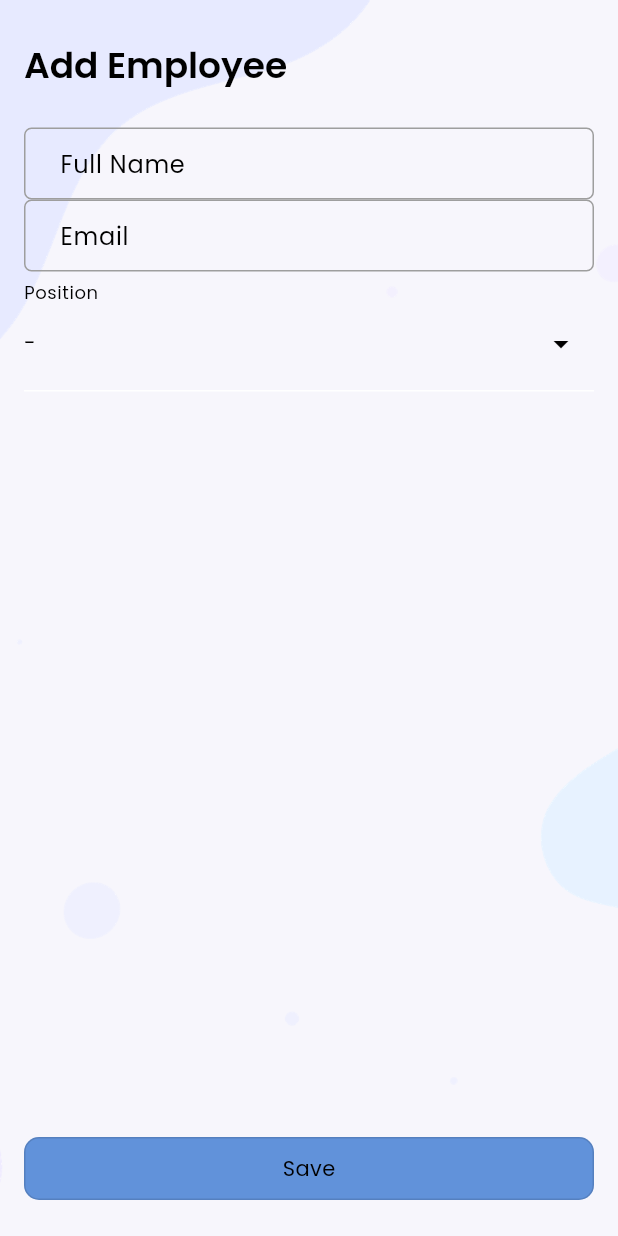
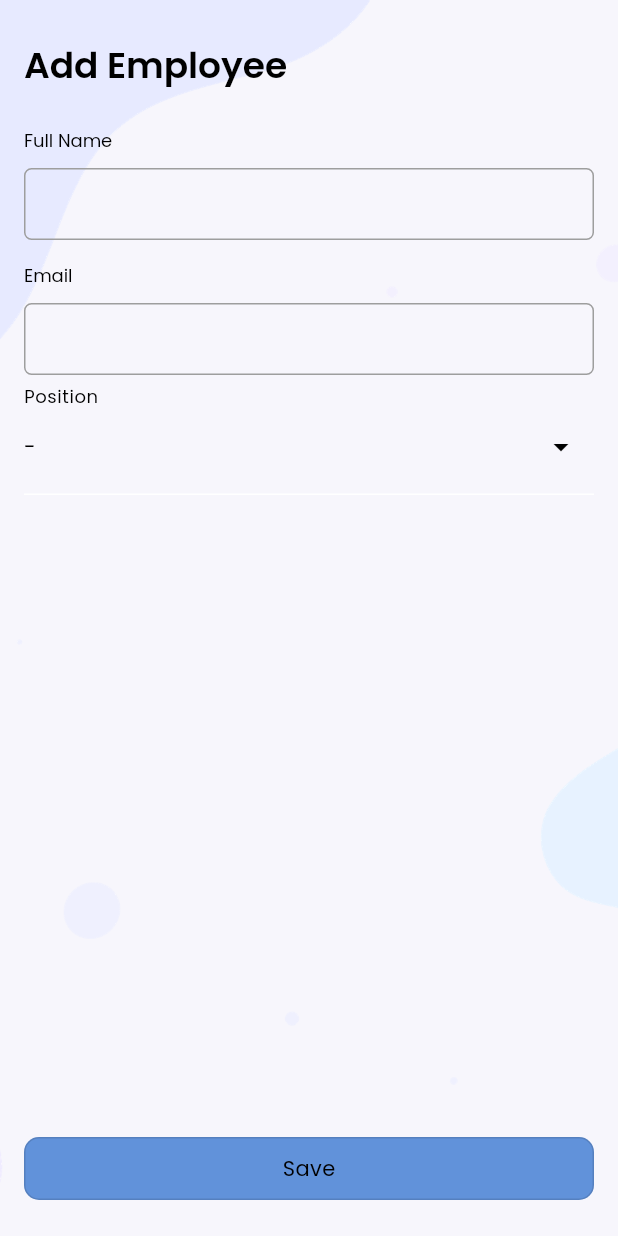
Before and after one commit to Madd-G/SmaTrackZ, a Flutter app: the AddEmployeeScreen screen opened by its route, on a phone screen of 412 x 824 dp. Run offline on Flutter 3.47's test engine with Material 2 defaults, Android fonts, the phone set to English and light mode, and no system bars; our stand-ins replace cloud_firestore, dartz, dio, equatable, firebase_auth, firebase_core and 12 more; accounts and stored records are empty; statements that could not run were skipped; project files that could hold a hidden picture were left out.

Commit message:
style: Enhance Add Employee Screen layout

```diff
--- a/lib/src/modules/hrd/employees/presentation/views/add_employee_screen.dart
+++ b/lib/src/modules/hrd/employees/presentation/views/add_employee_screen.dart
@@ -66,15 +66,23 @@ class _AddEmployeeScreenState extends State<AddEmployeeScreen> {
                     Form(
                       key: formKey,
                       child: Column(
+                        crossAxisAlignment: CrossAxisAlignment.start,
                         children: [
+                          const Text('Full Name',
+                              style: CustomTextStyle.textRegular),
+                          const SizedBox(height: 10.0),
                           CustomTextField(
                             controller: fullNameController,
-                            hintText: 'Full Name',
+                            // hintText: 'Full Name',
                             keyboardType: TextInputType.name,
                           ),
+                          const SizedBox(height: 15.0),
+                          const Text('Email',
+                              style: CustomTextStyle.textRegular),
+                          const SizedBox(height: 10.0),
                           CustomTextField(
                             controller: emailController,
-                            hintText: 'Email',
+                            // hintText: 'Email',
                             keyboardType: TextInputType.name,
                           ),
                           QDropdownField(
```
Lines whose indentation alone changed are shown as unchanged.
